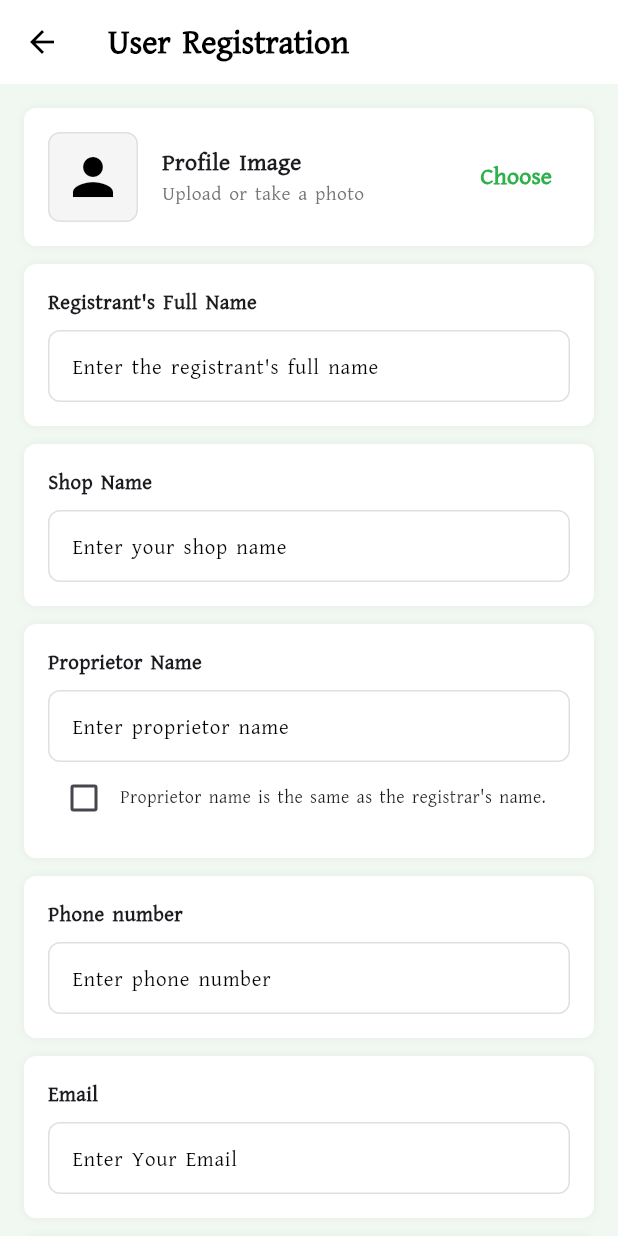
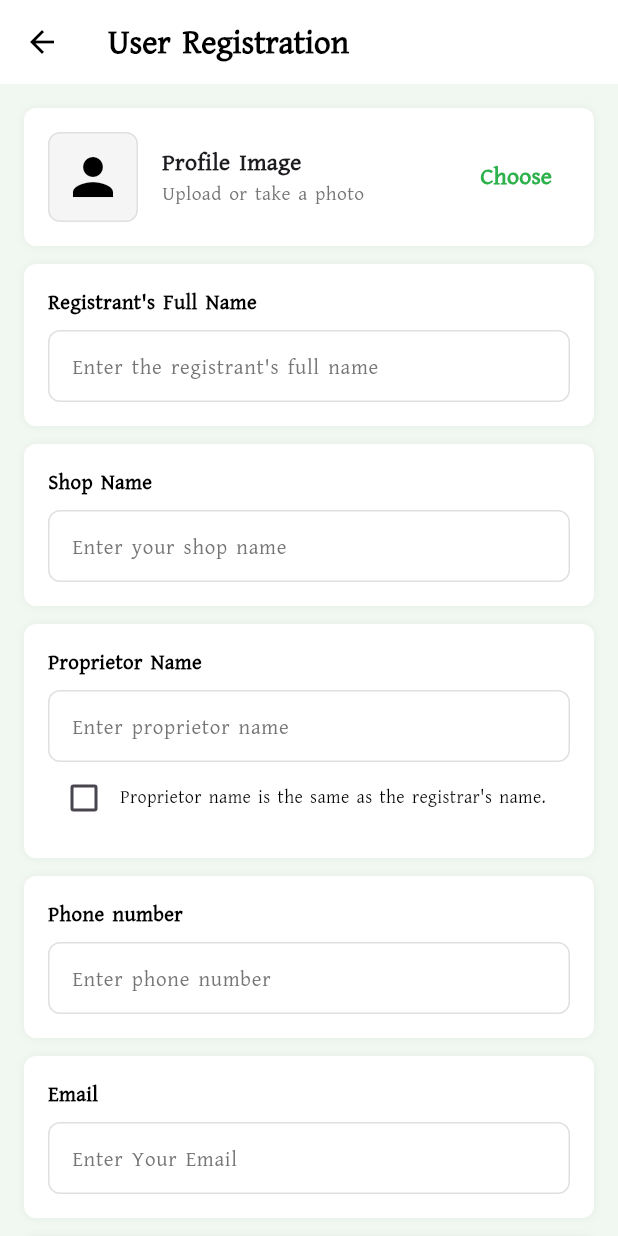
Before and after one commit to zakir20/paperles_store_new, a Flutter app: the RegisterScreen screen opened by its route, on a phone screen of 412 x 824 dp. Run offline on Flutter 3.47's test engine with Material 3 defaults, Android fonts, the phone set to English and light mode, and no system bars; our stand-ins replace dio, easy_localization, equatable, flutter_bloc, gap, get and 4 more; accounts and stored records are empty.

Commit message:
Refactor: Finalized Auth architecture with Repository pattern, specialized Cubits, and centralized global configurations

```diff
--- a/lib/core/bloc/global_auth_state.dart
+++ b/lib/core/bloc/global_auth_state.dart
@@ -2,9 +2,21 @@ import 'package:equatable/equatable.dart';
 
 abstract class GlobalAuthState extends Equatable {
   const GlobalAuthState();
+
   @override
   List<Object?> get props => [];
 }
 
-class Authenticated extends GlobalAuthState {}
-class Unauthenticated extends GlobalAuthState {}
+//  Authenticated state now carries the user's name
+class Authenticated extends GlobalAuthState {
+  final String userName;
+
+  const Authenticated({required this.userName});
+
+  @override
+  List<Object?> get props => [userName];
+}
+
+class Unauthenticated extends GlobalAuthState {
+  const Unauthenticated();
+}
--- a/lib/core/network/dio_client.dart
+++ b/lib/core/network/dio_client.dart
@@ -6,7 +6,7 @@ class DioClient {
   DioClient(this._dio) {
     _dio.options = BaseOptions(
 
-      baseUrl: 'http://192.168.68.111/paperless_api/',
+      baseUrl: 'http://192.168.68.112/paperless_api/',
       connectTimeout: const Duration(seconds: 20),
       receiveTimeout: const Duration(seconds: 20),
       contentType: 'application/json',
--- /dev/null
+++ b/lib/core/providers/app_providers.dart
@@ -0,0 +1,16 @@
+import 'package:flutter_bloc/flutter_bloc.dart';
+import 'package:paperless_store_upd/core/bloc/language_cubit.dart';
+import 'package:paperless_store_upd/core/bloc/global_auth_cubit.dart';
+import 'package:paperless_store_upd/injection/injection_container.dart';
+
+class AppProviders {
+  //  all global providers
+  static List<BlocProvider> get providers => [
+        BlocProvider<LanguageCubit>(
+          create: (context) => sl<LanguageCubit>(),
+        ),
+        BlocProvider<GlobalAuthCubit>(
+          create: (context) => sl<GlobalAuthCubit>(),
+        ),
+      ];
+}
--- a/lib/features/auth/domain/repositories/auth_repository.dart
+++ b/lib/features/auth/domain/repositories/auth_repository.dart
@@ -9,4 +9,5 @@ abstract class AuthRepository {
   Future<bool> checkAuthStatus();
   Future<void> saveSession(String name);
   Future<void> clearSession();
+  Future<String?> getUserName();
 }
--- a/lib/features/auth/presentation/screens/register_screen.dart
+++ b/lib/features/auth/presentation/screens/register_screen.dart
@@ -9,6 +9,7 @@ import 'package:paperless_store_upd/injection/injection_container.dart';
 import 'package:paperless_store_upd/core/bloc/language_cubit.dart';
 import 'package:paperless_store_upd/core/bloc/language_state.dart';
 import 'package:paperless_store_upd/core/theme/app_colors.dart';
+import 'package:paperless_store_upd/core/constants/route_names.dart';
 import '../bloc/register_cubit.dart';
 import '../bloc/register_state.dart';
 
@@ -110,7 +111,7 @@ class _RegisterScreenState extends State<RegisterScreen> {
       return;
     }
     if (_registrarNameController.text.isEmpty) {
-      _showMsg("registrant_name".tr() + " is required");
+      _showMsg("${"registrant_name".tr()} is required");
       return;
     }
     if (_phoneController.text.length < 11) {
@@ -136,18 +137,14 @@ class _RegisterScreenState extends State<RegisterScreen> {
       "tradeLicensePath": _tradeDocument?.path,
     };
 
-    // 2. CALL REGISTER CUBIT
     context.read<RegisterCubit>().register(registrationData);
   }
 
   @override
   Widget build(BuildContext context) {
-    // 3. PROVIDE REGISTER CUBIT
     return BlocProvider<RegisterCubit>(
       create: (context) => sl<RegisterCubit>(),
-      child: BlocBuilder<LanguageCubit, LanguageState>(
-        builder: (context, langState) {
-          return Scaffold(
+      child: Scaffold(
         backgroundColor: AppColors.scaffoldBg,
         appBar: AppBar(
           backgroundColor: AppColors.cardWhite,
@@ -156,12 +153,16 @@ class _RegisterScreenState extends State<RegisterScreen> {
             icon: const Icon(Icons.arrow_back, color: AppColors.black),
             onPressed: () => context.pop(),
           ),
-              title: Text(
+          title: BlocBuilder<LanguageCubit, LanguageState>(
+            builder: (context, langState) {
+              return Text(
                 'user_registration'.tr(),
                 style: const TextStyle(
                   color: AppColors.black,
                   fontWeight: FontWeight.bold,
-                    fontFamily: 'Kalpurush'),
+                ),
+              );
+            },
           ),
         ),
         body: SingleChildScrollView(
@@ -235,7 +236,7 @@ class _RegisterScreenState extends State<RegisterScreen> {
                   crossAxisAlignment: CrossAxisAlignment.start,
                   children: [
                     Text('proprietor_name'.tr(),
-                            style: const TextStyle(fontWeight: FontWeight.bold)),
+                        style: const TextStyle(fontWeight: FontWeight.bold, color: AppColors.black)),
                     const Gap(8),
                     _buildTextField(
                         'enter_proprietor_name'.tr(), _proprietorNameController,
@@ -257,7 +258,7 @@ class _RegisterScreenState extends State<RegisterScreen> {
                         ),
                         Expanded(
                             child: Text('same_as_registrar'.tr(),
-                                    style: const TextStyle(fontSize: 12))),
+                                style: const TextStyle(fontSize: 12, color: AppColors.black))),
                       ],
                     )
                   ],
@@ -275,13 +276,14 @@ class _RegisterScreenState extends State<RegisterScreen> {
                   crossAxisAlignment: CrossAxisAlignment.start,
                   children: [
                     Text('shop_type'.tr(),
-                            style: const TextStyle(fontWeight: FontWeight.bold)),
+                        style: const TextStyle(fontWeight: FontWeight.bold, color: AppColors.black)),
                     const Gap(8),
                     DropdownButtonFormField<String>(
                       decoration: _inputDecoration('select_shop_type'.tr()),
+                      dropdownColor: AppColors.cardWhite,
                       items: ['Retail', 'Wholesale', 'Pharmacy']
                           .map((e) =>
-                                  DropdownMenuItem(value: e, child: Text(e)))
+                              DropdownMenuItem(value: e, child: Text(e, style: const TextStyle(color: AppColors.black))))
                           .toList(),
                       onChanged: (val) =>
                           setState(() => _selectedShopType = val),
@@ -301,13 +303,13 @@ class _RegisterScreenState extends State<RegisterScreen> {
 
               const Gap(25),
 
-                  // 4. SUBMIT BUTTON SECTION WITH RegisterCubit
+              // SUBMIT BUTTON SECTION
               BlocConsumer<RegisterCubit, RegisterState>(
                 listener: (context, state) {
                   if (state is RegisterSuccess) {
                     _showMsg('Registration Successful! Please Login.',
                         isError: false);
-                        context.go('/login');
+                    context.go(RouteNames.login);
                   }
                   if (state is RegisterError) {
                     _showMsg(state.message);
@@ -336,11 +338,13 @@ class _RegisterScreenState extends State<RegisterScreen> {
                               : () => _validateAndSubmit(context),
                           style: ElevatedButton.styleFrom(
                               backgroundColor: AppColors.primary,
-                                  minimumSize: const Size(0, 54)),
+                              minimumSize: const Size(0, 54),
+                              elevation: 0),
                           child: state is RegisterLoading
                               ? const SizedBox(
                                   height: 20, width: 20,
-                                      child: CircularProgressIndicator(color: Colors.white, strokeWidth: 2))
+                                  child: CircularProgressIndicator(
+                                      color: Colors.white, strokeWidth: 2))
                               : Text('register'.tr(),
                                   style: const TextStyle(
                                       color: Colors.white,
@@ -355,8 +359,6 @@ class _RegisterScreenState extends State<RegisterScreen> {
             ],
           ),
         ),
-          );
-        },
       ),
     );
   }
@@ -372,7 +374,9 @@ class _RegisterScreenState extends State<RegisterScreen> {
           borderRadius: BorderRadius.circular(8),
           boxShadow: [
             BoxShadow(
-                color: Colors.black.withOpacity(0.05), blurRadius: 4)
+                // FIXED: Replaced withOpacity(0.05) with withAlpha(13)
+                color: AppColors.black.withAlpha(13),
+                blurRadius: 4)
           ]),
       child: child,
     );
@@ -384,7 +388,7 @@ class _RegisterScreenState extends State<RegisterScreen> {
       child: Column(
         crossAxisAlignment: CrossAxisAlignment.start,
         children: [
-          Text(label, style: const TextStyle(fontWeight: FontWeight.bold)),
+          Text(label, style: const TextStyle(fontWeight: FontWeight.bold, color: AppColors.black)),
           const Gap(8),
           _buildTextField(hint, controller,
               maxLines: maxLines, onChanged: onChanged),
@@ -399,15 +403,14 @@ class _RegisterScreenState extends State<RegisterScreen> {
       child: Column(
         crossAxisAlignment: CrossAxisAlignment.start,
         children: [
-          Text(label, style: const TextStyle(fontWeight: FontWeight.bold)),
+          Text(label, style: const TextStyle(fontWeight: FontWeight.bold, color: AppColors.black)),
           const Gap(8),
-          // 5. USE REGISTER CUBIT FOR PASSWORD TOGGLE
           BlocBuilder<RegisterCubit, RegisterState>(
             builder: (context, state) {
               return TextField(
                 controller: controller,
                 obscureText: !state.isPasswordVisible,
-                style: const TextStyle(color: AppColors.black),
+                style: const TextStyle(color: AppColors.black, fontWeight: FontWeight.w500),
                 decoration: _inputDecoration(hint).copyWith(
                   suffixIcon: IconButton(
                     icon: Icon(
@@ -442,9 +445,9 @@ class _RegisterScreenState extends State<RegisterScreen> {
   InputDecoration _inputDecoration(String hint) {
     return InputDecoration(
       hintText: hint,
-      hintStyle: const TextStyle(color: AppColors.black, fontSize: 14),
+      hintStyle: const TextStyle(color: AppColors.greyText, fontSize: 14),
       filled: true,
-      fillColor: Colors.white,
+      fillColor: AppColors.cardWhite,
       contentPadding: const EdgeInsets.symmetric(horizontal: 12, vertical: 12),
       border: OutlineInputBorder(
           borderRadius: BorderRadius.circular(8),
--- a/lib/navigation/app_router.dart
+++ b/lib/navigation/app_router.dart
@@ -1,5 +1,12 @@
 import 'package:flutter/material.dart';
 import 'package:go_router/go_router.dart';
+import 'package:paperless_store_upd/core/bloc/global_auth_cubit.dart';
+import 'package:paperless_store_upd/core/bloc/global_auth_state.dart';
+import 'package:paperless_store_upd/core/constants/route_names.dart';
+import 'package:paperless_store_upd/core/utils/go_router_refresh_stream.dart';
+import 'package:paperless_store_upd/injection/injection_container.dart';
+
+// all screens
 import '../features/splash/presentation/screens/splash_screen.dart';
 import '../features/auth/presentation/screens/login_screen.dart';
 import '../features/auth/presentation/screens/register_screen.dart';
@@ -7,29 +14,66 @@ import '../features/dashboard/presentation/screens/dashboard_screen.dart';
 
 class AppRouter {
   static final GoRouter router = GoRouter(
-    initialLocation: '/',
+    initialLocation: RouteNames.splash,
+
+    // Refresh logic: Re-runs the redirect whenever Auth status changes
+    refreshListenable: GoRouterRefreshStream(sl<GlobalAuthCubit>().stream),
+
+    // Centralized Routing Logic
+    redirect: (context, state) {
+      final authState = sl<GlobalAuthCubit>().state;
+
+      // Get the current location
+      final String location = state.matchedLocation;
+
+      // Helper booleans
+      final bool isLoggingIn = location == RouteNames.login;
+      final bool isRegistering = location == RouteNames.register;
+      final bool isSplashing = location == RouteNames.splash;
+
+      //  User is NOT logged in
+      if (authState is Unauthenticated) {
+        // If they are on Login or Register, let them stay.
+        if (isLoggingIn || isRegistering) return null;
+
+        // If they are anywhere else (like Splash or Dashboard), force them to Login.
+        return RouteNames.login;
+      }
+
+      //  User IS logged in
+      if (authState is Authenticated) {
+        // If they are logged in but trying to go to Login/Register/Splash,
+        // stop them and send them to the Dashboard.
+        if (isLoggingIn || isRegistering || isSplashing) {
+          return RouteNames.dashboard;
+        }
+      }
+
+      // Default: No redirect needed
+      return null;
+    },
+
+    // Define the Map of Screens
     routes: [
-      // Splash Screen
       GoRoute(
-        path: '/',
+        path: RouteNames.splash,
         builder: (context, state) => const SplashScreen(),
       ),
-      // Login Screen
       GoRoute(
-        path: '/login',
+        path: RouteNames.login,
         builder: (context, state) => const LoginScreen(),
       ),
-      // Register Screen
       GoRoute(
-        path: '/register',
+        path: RouteNames.register,
         builder: (context, state) => const RegisterScreen(),
       ),
-      // Dashboard Screen
       GoRoute(
-        path: '/dashboard',
+        path: RouteNames.dashboard,
         builder: (context, state) => const DashboardScreen(),
       ),
     ],
+
+    // Fallback for 404 errors
     errorBuilder: (context, state) => const Scaffold(
       body: Center(child: Text('Page not found')),
     ),
```
Also changed, not shown: lib/app.dart (+2 -12 lines), lib/core/bloc/global_auth_cubit.dart (+8 -7 lines), lib/core/utils/go_router_refresh_stream.dart (added, +17 -0 lines), lib/features/auth/data/repositories/auth_repository_impl.dart (+14 -9 lines), lib/features/auth/presentation/bloc/login_cubit.dart (+12 -9 lines), lib/features/auth/presentation/bloc/register_cubit.dart (+8 -6 lines), lib/features/auth/presentation/screens/login_screen.dart (+17 -13 lines), lib/features/dashboard/presentation/screens/dashboard_screen.dart (+38 -40 lines). Lines whose indentation alone changed are shown as unchanged.
